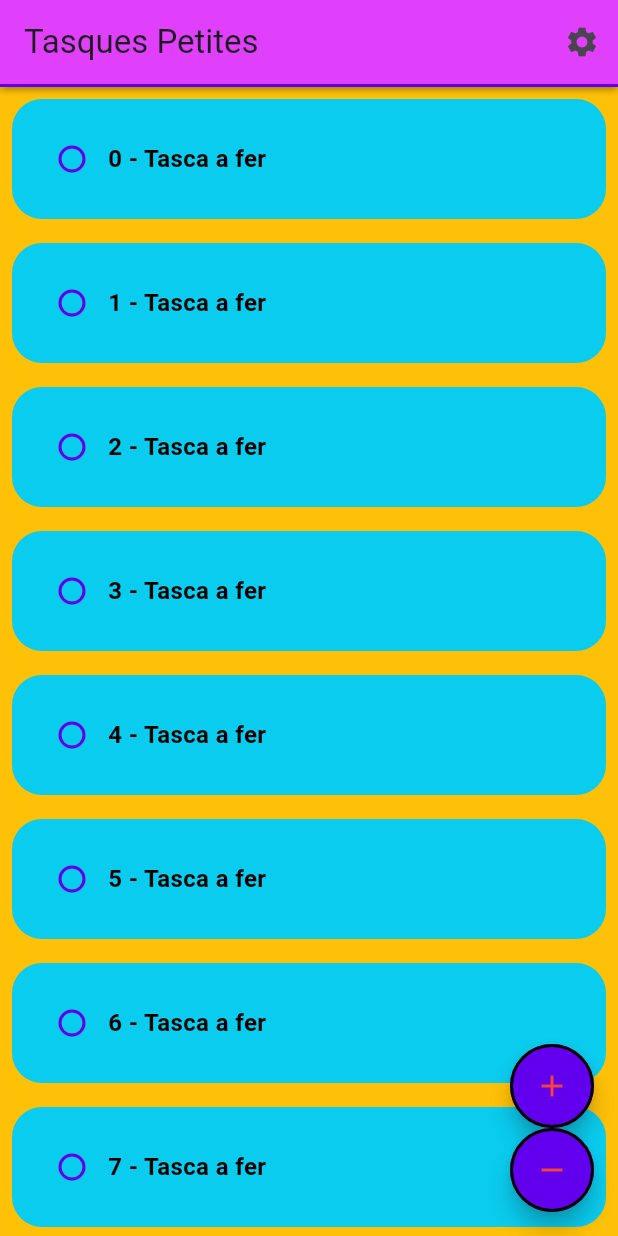
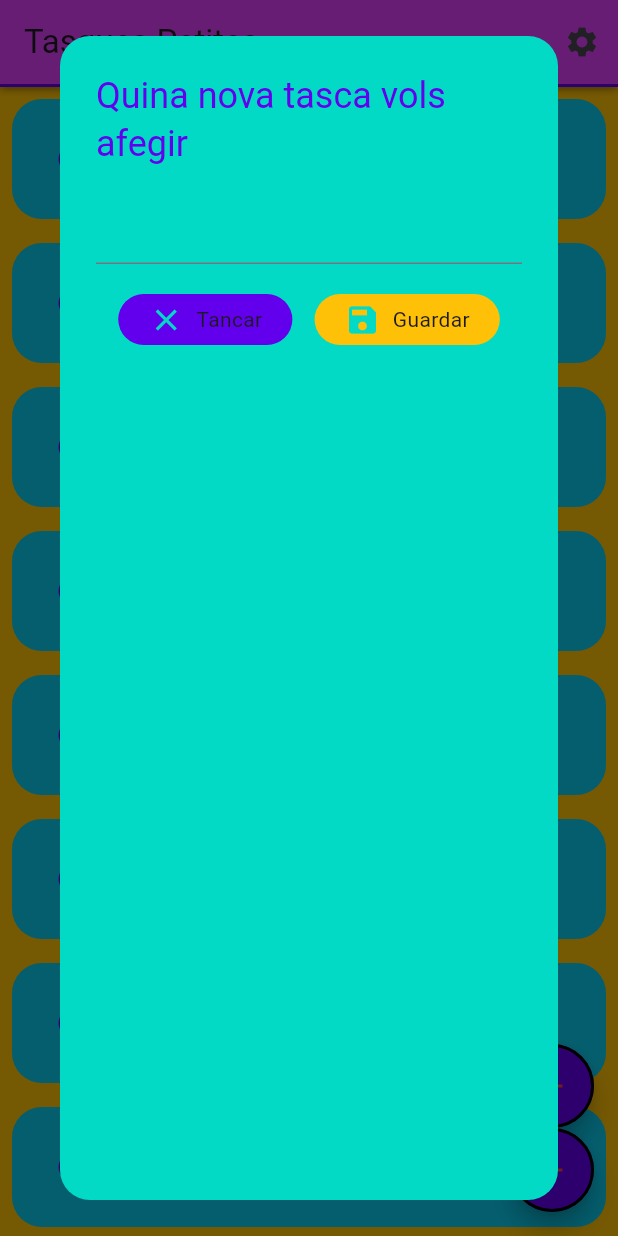
Before and after one commit to paudonoso-rgb/app_tasques, a Flutter app: the screen it shows after launch, after a tap on the "add" icon, on a phone screen of 412 x 824 dp. Run offline on Flutter 3.47's test engine with Material 3 defaults, Android fonts, the phone set to English and light mode, and no system bars.

Commit message:
Dialog iniciat

```diff
--- /dev/null
+++ b/lib/components/boto_dialog.dart
@@ -0,0 +1,43 @@
+import 'package:app_tasques/colors_app.dart';
+import 'package:flutter/material.dart';
+
+class BotoDialog extends StatelessWidget {
+  final String textBoton;
+  final Color colorBoton;
+  final Icon iconBoton;
+  final Function()? accioBoton;
+
+
+  const BotoDialog({
+    super.key,
+    required this.textBoton,
+    required this.colorBoton,
+    required this.iconBoton,
+    required this.accioBoton,
+
+  });
+
+  @override
+  Widget build(BuildContext context) {
+    return GestureDetector(
+      onTap: () {
+        Navigator.of(context).pop();
+      },
+      child: Container(
+        padding: EdgeInsets.symmetric(vertical: 5, horizontal: 20),
+        decoration: BoxDecoration(
+          color: colorBoton,
+          borderRadius: BorderRadius.circular(20),
+        ),
+
+
+        child: Row(
+          children: [
+            Icon(iconBoton.icon, color: ColorsApp.colorSegonari,),
+             SizedBox(width: 8),
+              Text(textBoton)],
+        ),
+      ),
+    );
+  }
+}
--- /dev/null
+++ b/lib/components/dialog_nova_tasca.dart
@@ -0,0 +1,57 @@
+
+import 'package:app_tasques/colors_app.dart';
+import 'package:app_tasques/components/boto_dialog.dart';
+import 'package:flutter/material.dart';
+
+class DialogNovaTasca extends StatelessWidget {
+  const DialogNovaTasca({super.key});
+
+  @override
+  Widget build(BuildContext context) {
+    return AlertDialog(
+
+      backgroundColor: ColorsApp.colorSegonari,
+      shape: RoundedRectangleBorder(
+        borderRadius: BorderRadius.circular(20),
+      ),
+
+      title: Text('Quina nova tasca vols afegir', style: TextStyle(color: ColorsApp.colorPrimari),),
+      content: Container(
+        child: Column(
+          children: [
+            TextField(),
+            SizedBox(height: 20),
+            Row(
+              mainAxisAlignment: MainAxisAlignment.spaceEvenly,
+              children: [
+                BotoDialog(textBoton: "Tancar",
+                colorBoton: ColorsApp.colorPrimari,
+                iconBoton: Icon(Icons.close),
+                accioBoton: () {
+                  tancarDialog(context);
+                },
+                ),
+
+                BotoDialog(textBoton: "Guardar",
+                 colorBoton: ColorsApp.fondo,
+                  iconBoton: Icon(Icons.save),
+                  accioBoton: (){
+                    guardarTasca(context);
+                  }
+                ),
+              ],
+            )
+          ],
+        ),
+      ),
+    );
+  }
+
+  void guardarTasca(BuildContext context) {
+    Navigator.of(context).pop();
+  }
+
+  void tancarDialog(BuildContext context) {
+    Navigator.of(context).pop();
+  }
+}
--- a/lib/components/item_tasca.dart
+++ b/lib/components/item_tasca.dart
@@ -17,10 +17,10 @@ class ItemTasca extends StatefulWidget {
 
 class _ItemTascaState extends State<ItemTasca> {
 
-  late bool valorCheckbox;
+  late bool valorCheckbox; // variable per emmagatzemar l'estat del checkbox (late per inicialitzar després)
 
 @override
-  void initState() {
+  void initState() { // inicialitzador de l'estat del widget
 
     super.initState();
     valorCheckbox = widget.valorInicialCheckbox;
--- a/lib/paginas/PantallaTasquesPetites.dart
+++ b/lib/paginas/PantallaTasquesPetites.dart
@@ -1,4 +1,5 @@
 import 'package:app_tasques/colors_app.dart';
+import 'package:app_tasques/components/dialog_nova_tasca.dart';
 import 'package:app_tasques/components/item_tasca.dart';
 import 'package:flutter/material.dart';
 
@@ -28,7 +29,7 @@ class Pantallatasquespetites extends StatelessWidget {
           FloatingActionButton(
             backgroundColor: ColorsApp.colorPrimari,
             onPressed: () {
-              // Acció del botó
+              obreDialogNovaTasca(context);
             },
             child: Icon(Icons.add, color: Colors.red,),
             shape: CircleBorder(side: BorderSide(color: Colors.black, width: 2),),
@@ -74,4 +75,13 @@ class Pantallatasquespetites extends StatelessWidget {
 
     );
   }
+  void obreDialogNovaTasca(BuildContext context) {
+    showDialog( //showDialog és una funció de Flutter per mostrar diàlegs
+      context: context,
+      builder: (BuildContext context) {
+        return DialogNovaTasca(
+        );
+      },
+    );
+  }
 }
```
